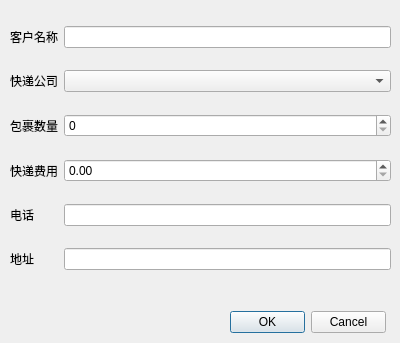
First picture: the form in FrmExpressOrder.ui, repository linchengyuan/db, before the edit.
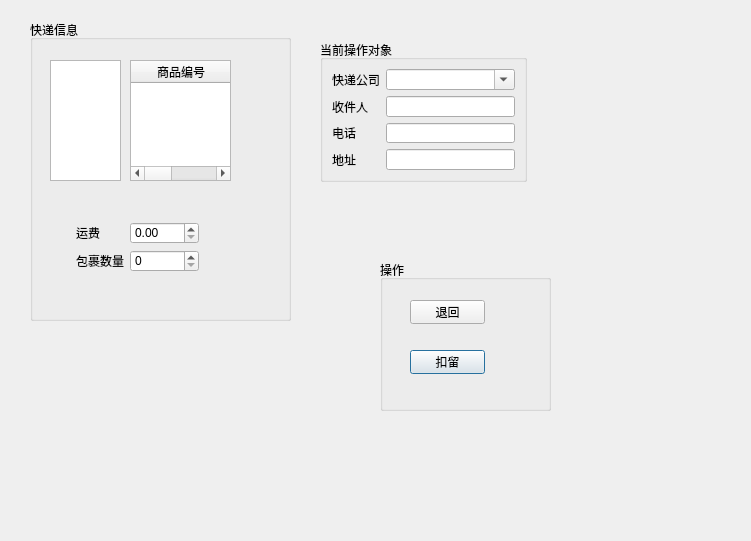
Second picture: the form after the edit.

Commit message: fix: 修改sale order的快递模块

What changed in the file:
```diff
--- a/FrmExpressOrder.ui
+++ b/FrmExpressOrder.ui
@@ -6,169 +6,204 @@
    <rect>
     <x>0</x>
     <y>0</y>
-    <width>400</width>
-    <height>343</height>
+    <width>751</width>
+    <height>541</height>
    </rect>
   </property>
   <property name="windowTitle">
    <string>Dialog</string>
   </property>
-  <widget class="QWidget" name="layoutWidget">
+  <widget class="QGroupBox" name="groupBox">
    <property name="geometry">
     <rect>
-     <x>10</x>
-     <y>10</y>
-     <width>381</width>
-     <height>281</height>
+     <x>320</x>
+     <y>40</y>
+     <width>207</width>
+     <height>142</height>
     </rect>
    </property>
-   <layout class="QGridLayout" name="gridLayout">
+   <property name="title">
+    <string>当前操作对象</string>
+   </property>
+   <layout class="QFormLayout" name="formLayout">
     <item row="0" column="0">
-     <widget class="QLabel" name="label_2">
-      <property name="font">
-       <font>
-        <pointsize>9</pointsize>
-       </font>
-      </property>
-      <property name="text">
-       <string>客户名称</string>
-      </property>
-     </widget>
-    </item>
-    <item row="0" column="1">
-     <widget class="QLineEdit" name="name">
-      <property name="font">
-       <font>
-        <pointsize>9</pointsize>
-       </font>
-      </property>
-     </widget>
-    </item>
-    <item row="1" column="0">
      <widget class="QLabel" name="label">
-      <property name="font">
-       <font>
-        <pointsize>9</pointsize>
-       </font>
-      </property>
       <property name="text">
        <string>快递公司</string>
       </property>
      </widget>
     </item>
+    <item row="0" column="1">
+     <widget class="QComboBox" name="comboBox">
+      <property name="editable">
+       <bool>true</bool>
+      </property>
+     </widget>
+    </item>
+    <item row="1" column="0">
+     <widget class="QLabel" name="label_2">
+      <property name="text">
+       <string>收件人</string>
+      </property>
+     </widget>
+    </item>
     <item row="1" column="1">
-     <widget class="QComboBox" name="expressCompany">
-      <property name="font">
-       <font>
-        <pointsize>9</pointsize>
-       </font>
-      </property>
-     </widget>
+     <widget class="QLineEdit" name="lineEdit"/>
     </item>
     <item row="2" column="0">
      <widget class="QLabel" name="label_3">
-      <property name="font">
-       <font>
-        <pointsize>9</pointsize>
-       </font>
-      </property>
       <property name="text">
-       <string>包裹数量</string>
+       <string>电话</string>
       </property>
      </widget>
     </item>
     <item row="2" column="1">
-     <widget class="QSpinBox" name="count">
-      <property name="font">
-       <font>
-        <pointsize>9</pointsize>
-       </font>
-      </property>
-      <property name="maximum">
-       <number>999999</number>
-      </property>
-     </widget>
+     <widget class="QLineEdit" name="lineEdit_2"/>
     </item>
     <item row="3" column="0">
      <widget class="QLabel" name="label_4">
-      <property name="font">
-       <font>
-        <pointsize>9</pointsize>
-       </font>
-      </property>
-      <property name="text">
-       <string>快递费用</string>
-      </property>
-     </widget>
-    </item>
-    <item row="3" column="1">
-     <widget class="QDoubleSpinBox" name="price">
-      <property name="font">
-       <font>
-        <pointsize>9</pointsize>
-       </font>
-      </property>
-      <property name="maximum">
-       <double>999999999.990000009536743</double>
-      </property>
-     </widget>
-    </item>
-    <item row="4" column="0">
-     <widget class="QLabel" name="label_5">
-      <property name="font">
-       <font>
-        <pointsize>9</pointsize>
-       </font>
-      </property>
-      <property name="text">
-       <string>电话</string>
-      </property>
-     </widget>
-    </item>
-    <item row="4" column="1">
-     <widget class="QLineEdit" name="phone">
-      <property name="font">
-       <font>
-        <pointsize>9</pointsize>
-       </font>
-      </property>
-     </widget>
-    </item>
-    <item row="5" column="0">
-     <widget class="QLabel" name="label_6">
-      <property name="font">
-       <font>
-        <pointsize>9</pointsize>
-       </font>
-      </property>
       <property name="text">
        <string>地址</string>
       </property>
      </widget>
     </item>
-    <item row="5" column="1">
-     <widget class="QLineEdit" name="address">
-      <property name="font">
-       <font>
-        <pointsize>9</pointsize>
-       </font>
-      </property>
-     </widget>
+    <item row="3" column="1">
+     <widget class="QLineEdit" name="lineEdit_3"/>
     </item>
    </layout>
   </widget>
-  <widget class="QDialogButtonBox" name="buttonBox">
+  <widget class="QGroupBox" name="groupBox_3">
    <property name="geometry">
     <rect>
-     <x>230</x>
-     <y>310</y>
-     <width>156</width>
-     <height>24</height>
+     <x>380</x>
+     <y>260</y>
+     <width>171</width>
+     <height>151</height>
     </rect>
    </property>
-   <property name="standardButtons">
-    <set>QDialogButtonBox::Cancel|QDialogButtonBox::Ok</set>
+   <property name="title">
+    <string>操作</string>
    </property>
+   <widget class="QPushButton" name="pushButton_2">
+    <property name="geometry">
+     <rect>
+      <x>30</x>
+      <y>90</y>
+      <width>75</width>
+      <height>24</height>
+     </rect>
+    </property>
+    <property name="text">
+     <string>扣留</string>
+    </property>
+   </widget>
+   <widget class="QPushButton" name="pushButton">
+    <property name="geometry">
+     <rect>
+      <x>30</x>
+      <y>40</y>
+      <width>75</width>
+      <height>24</height>
+     </rect>
+    </property>
+    <property name="text">
+     <string>退回</string>
+    </property>
+   </widget>
+  </widget>
+  <widget class="QGroupBox" name="groupBox_4">
+   <property name="geometry">
+    <rect>
+     <x>30</x>
+     <y>20</y>
+     <width>261</width>
+     <height>301</height>
+    </rect>
+   </property>
+   <property name="title">
+    <string>快递信息</string>
+   </property>
+   <widget class="QListView" name="listView">
+    <property name="geometry">
+     <rect>
+      <x>20</x>
+      <y>40</y>
+      <width>71</width>
+      <height>121</height>
+     </rect>
+    </property>
+   </widget>
+   <widget class="QTableWidget" name="tableWidget">
+    <property name="geometry">
+     <rect>
+      <x>100</x>
+      <y>40</y>
+      <width>101</width>
+      <height>121</height>
+     </rect>
+    </property>
+    <column>
+     <property name="text">
+      <string>商品编号</string>
+     </property>
+    </column>
+    <column>
+     <property name="text">
+      <string>商品名称</string>
+     </property>
+    </column>
+    <column>
+     <property name="text">
+      <string>数量</string>
+     </property>
+    </column>
+   </widget>
+   <widget class="QSpinBox" name="spinBox">
+    <property name="geometry">
+     <rect>
+      <x>100</x>
+      <y>230</y>
+      <width>69</width>
+      <height>22</height>
+     </rect>
+    </property>
+   </widget>
+   <widget class="QLabel" name="label_6">
+    <property name="geometry">
+     <rect>
+      <x>46</x>
+      <y>230</y>
+      <width>48</width>
+      <height>22</height>
+     </rect>
+    </property>
+    <property name="text">
+     <string>包裹数量</string>
+    </property>
+   </widget>
+   <widget class="QDoubleSpinBox" name="doubleSpinBox">
+    <property name="geometry">
+     <rect>
+      <x>100</x>
+      <y>202</y>
+      <width>69</width>
+      <height>22</height>
+     </rect>
+    </property>
+   </widget>
+   <widget class="QLabel" name="label_5">
+    <property name="geometry">
+     <rect>
+      <x>46</x>
+      <y>202</y>
+      <width>24</width>
+      <height>22</height>
+     </rect>
+    </property>
+    <property name="text">
+     <string>运费</string>
+    </property>
+   </widget>
   </widget>
  </widget>
  <resources/>
```
The commit also changes 2 other files.
